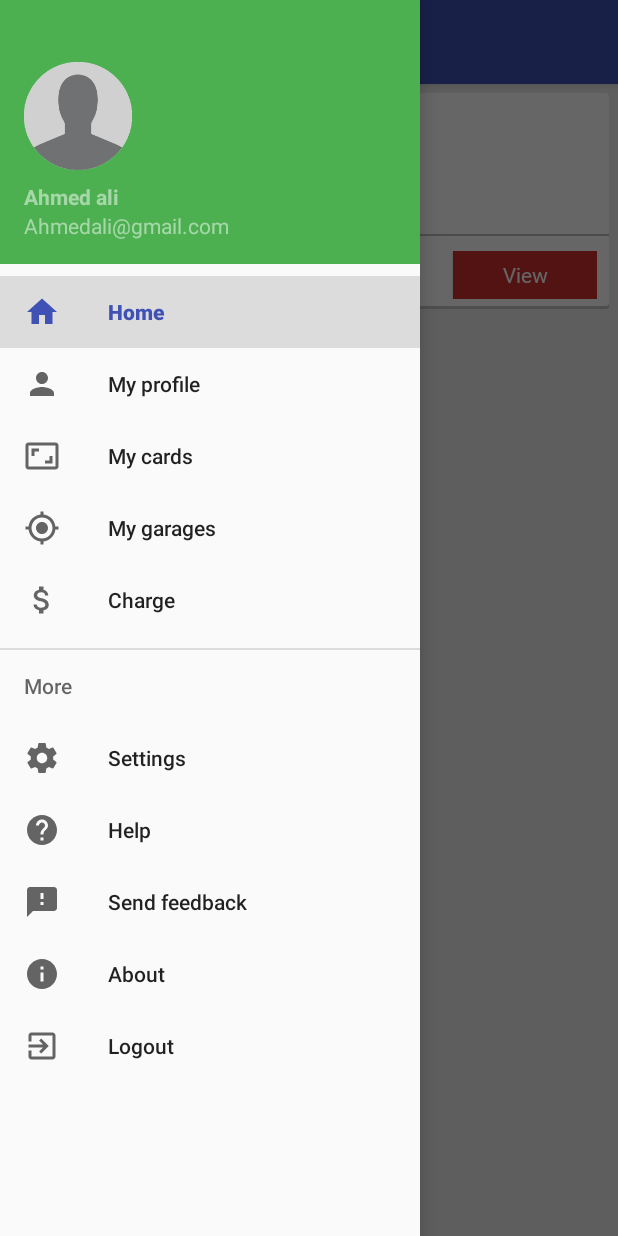
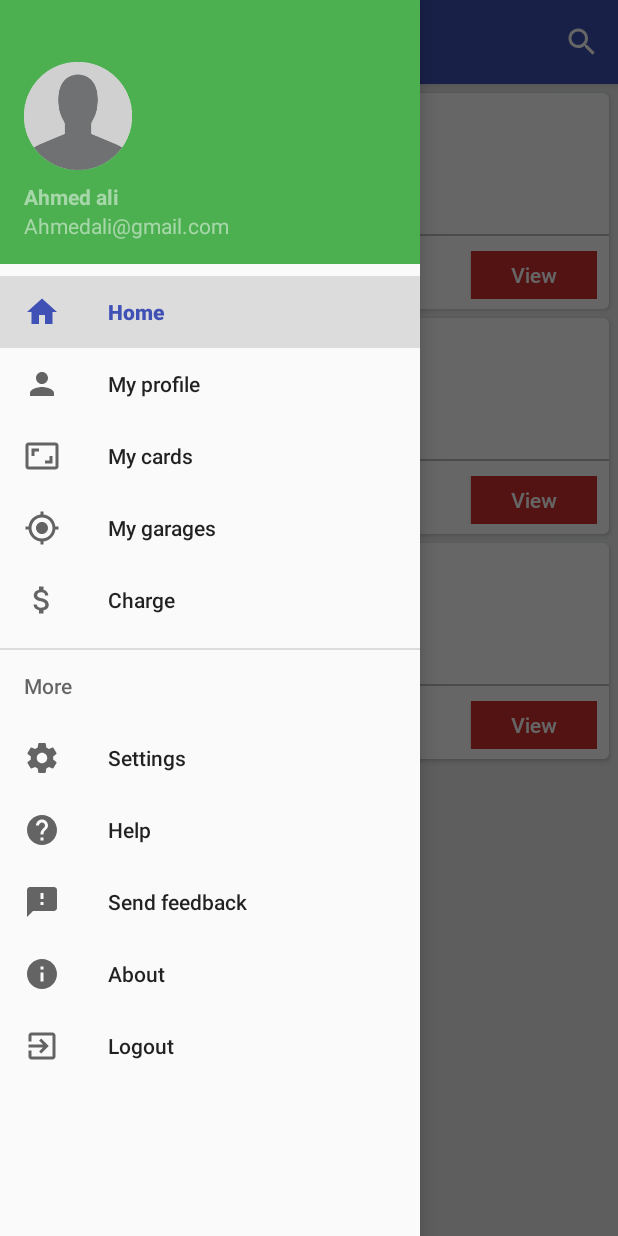
Before and after one commit to ElsayedMostafa/Parkino, an Android app: the GaragesFragment screen opened directly, with no data from a screen before it, with the side drawer open, on a phone screen of 412 x 824 dp. Run offline under Robolectric (Android 15) with nearby library versions, the phone set to English and light mode, and no system bars; our stand-ins replace Picasso; libraries missing offline, so code that uses them is left out: io.realm; pictures from the network do not load; Roboto replaces fonts that are not available here; 7 statements that could not run were skipped.

Commit message:
use CardView and implement search

```diff
--- a/app/src/main/java/com/example/madara/parkino/GaragesFragment.java
+++ b/app/src/main/java/com/example/madara/parkino/GaragesFragment.java
@@ -5,8 +5,10 @@ import android.os.Bundle;
 import android.support.annotation.NonNull;
 import android.support.annotation.Nullable;
 import android.support.v4.app.Fragment;
+import android.support.v4.widget.SwipeRefreshLayout;
 import android.support.v7.widget.LinearLayoutManager;
 import android.support.v7.widget.RecyclerView;
+import android.support.v7.widget.SearchView;
 import android.util.Log;
 import android.view.LayoutInflater;
 import android.view.Menu;
@@ -15,7 +17,6 @@ import android.view.MenuItem;
 import android.view.View;
 import android.view.ViewGroup;
 import android.widget.ProgressBar;
-import android.widget.SearchView;
 import android.widget.Toast;
 
 import com.example.madara.parkino.adapters.GarageAdapter;
@@ -40,8 +41,11 @@ public class GaragesFragment extends Fragment {
     private RecyclerView recyclerView ;
     private ProgressBar progressBar;
     private Call<List<Garage>> getGaragesCall;
-    private List<Garage> garages;
+    private List<Garage> garages = new ArrayList<Garage>();
     private GarageAdapter garageAdapter;
+    private SwipeRefreshLayout swipeRefreshLayout;
+    String url = "https://images.pexels.com/photos/807598/pexels-photo-807598.jpeg?cs=srgb&dl=mobilechallenge-close-up-dew-807598.jpg&fm=jpg";
+
 
 
 
@@ -60,18 +64,30 @@ public class GaragesFragment extends Fragment {
     @Override
     public void onViewCreated(@NonNull View view, @Nullable Bundle savedInstanceState) {
         super.onViewCreated(view, savedInstanceState);
+        setHasOptionsMenu(true);
         recyclerView = view.findViewById(R.id.garages_recyclerview);
         progressBar = view.findViewById(R.id.garages_progressbar);
-        garages = new ArrayList<>();
-        String url = "https://images.pexels.com/photos/807598/pexels-photo-807598.jpeg?cs=srgb&dl=mobilechallenge-close-up-dew-807598.jpg&fm=jpg";
-        garages.add(new Garage("123","Anwar Al Madinah","30.36","30.31",url,"0.6 km from centre", "40 Slots","3P", 4f,9));
+        swipeRefreshLayout = view.findViewById(R.id.garages_refresh);
         recyclerView.setLayoutManager(new LinearLayoutManager(getActivity()));
-        garageAdapter = new GarageAdapter(garages,getActivity());
-        recyclerView.setAdapter(garageAdapter);
+        swipeRefreshLayout.setOnRefreshListener(new SwipeRefreshLayout.OnRefreshListener() {
+            @Override
+            public void onRefresh() {
+                swipeRefreshLayout.setRefreshing(true);
+
+                if(getGaragesCall==null){
+                    getGarages("123","123");
+                }
+                swipeRefreshLayout.setRefreshing(false);
+            }
+        });
+        if(getGaragesCall==null){
+            getGarages("123","123");
+             }
 
 
     }
     private void getGarages(String lng, String lat){
+        progressBar.setVisibility(View.VISIBLE);
         GarageRequest garagerequest = new GarageRequest();
         garagerequest.user_id =  Session.getInstance().getUser().id;
         garagerequest.latitude = lat;
@@ -84,23 +100,55 @@ public class GaragesFragment extends Fragment {
                 if(!getGaragesCall.isCanceled()){
                 try {
                     garages = response.body();
-                    garageAdapter = new GarageAdapter(garages, getActivity());
+                    garageAdapter = new GarageAdapter(garages,getActivity());
                     recyclerView.setAdapter(garageAdapter);
+                    progressBar.setVisibility(View.GONE);
+                    getGaragesCall = null;
                 }catch (Exception e){
                     Log.e(TAG,"failed to get garages");
+                    progressBar.setVisibility(View.GONE);
+                    getGaragesCall = null;
+
                 }}
             }
             @Override
             public void onFailure(Call<List<Garage>> call, Throwable t) {
                 if(!getGaragesCall.isCanceled()) {
+                    progressBar.setVisibility(View.GONE);
                     Toast.makeText(getActivity(), "Check Network Connection", Toast.LENGTH_LONG).show();
+                    garages.add(new Garage("123","Anwar Al Madinah","30.36","30.31",url,"0.6 km from centre", "40 Slots","3P", 4f,9));
+                    garages.add(new Garage("123","TownTeam","30.36","30.31",url,"0.6 km from centre", "40 Slots","3P", 4f,9));
+                    garages.add(new Garage("123","Mahalla","30.36","30.31",url,"0.6 km from centre", "40 Slots","3P", 4f,9));
+                    garageAdapter = new GarageAdapter(garages,getActivity());
+                    recyclerView.setAdapter(garageAdapter);
+                    getGaragesCall = null;
                 }
             }
         });
     }
 
 
+    @Override
+    public void onCreateOptionsMenu(Menu menu, MenuInflater inflater) {
+        inflater.inflate(R.menu.menu_search,menu);
+        MenuItem searchItem = menu.findItem(R.id.action_search);
+        SearchView searchView = (SearchView) searchItem.getActionView();
+        searchView.setOnQueryTextListener(new SearchView.OnQueryTextListener() {
+            @Override
+            public boolean onQueryTextSubmit(String query) {
 
+                return false;
+            }
+
+            @Override
+            public boolean onQueryTextChange(String newText) {
+                garageAdapter.getFilter().filter(newText);
+                return false;
+            }
+        });
+
+        super.onCreateOptionsMenu(menu, inflater);
+    }
 
     @Override
     public void onResume() {
--- a/app/src/main/java/com/example/madara/parkino/UserCardsFragment.java
+++ b/app/src/main/java/com/example/madara/parkino/UserCardsFragment.java
@@ -205,6 +205,11 @@ public class UserCardsFragment extends Fragment implements GetPassword.PasswordL
                     progressBar.setVisibility(View.GONE);
                     Toast.makeText(getActivity(), "Check Network Connection", Toast.LENGTH_LONG).show();
                     getCardsCall=null;
+//                    cards.add(new CardResponse("123456789123"));
+//                    cards.add(new CardResponse("123456789123"));
+//                    cards.add(new CardResponse("123456789123"));
+//                    cards.add(new CardResponse("123456789123"));
+//                    recyclerView.setAdapter(cardAdapter);
                 }
             }
         });
--- a/app/src/main/res/drawable/ic_search_black_24dp.xml
+++ b/app/src/main/res/drawable/ic_search_black_24dp.xml
@@ -4,6 +4,6 @@
         android:viewportWidth="24.0"
         android:viewportHeight="24.0">
     <path
-        android:fillColor="#FF000000"
+        android:fillColor="#ffff"
         android:pathData="M15.5,14h-0.79l-0.28,-0.27C15.41,12.59 16,11.11 16,9.5 16,5.91 13.09,3 9.5,3S3,5.91 3,9.5 5.91,16 9.5,16c1.61,0 3.09,-0.59 4.23,-1.57l0.27,0.28v0.79l5,4.99L20.49,19l-4.99,-5zM9.5,14C7.01,14 5,11.99 5,9.5S7.01,5 9.5,5 14,7.01 14,9.5 11.99,14 9.5,14z"/>
 </vector>
--- a/app/src/main/res/layout/fragment_garages.xml
+++ b/app/src/main/res/layout/fragment_garages.xml
@@ -1,5 +1,6 @@
 <android.support.v4.widget.SwipeRefreshLayout xmlns:android="http://schemas.android.com/apk/res/android"
     xmlns:tools="http://schemas.android.com/tools"
+    android:id="@+id/garages_refresh"
     android:layout_width="match_parent"
     android:layout_height="match_parent"
     tools:context="com.example.madara.parkino.GaragesFragment">
@@ -14,7 +15,7 @@
             android:layout_height="60dp"
             android:layout_centerInParent="true"
             android:elevation="4dp"
-            android:visibility="gone" />
+            android:visibility="invisible" />
 
         <android.support.v7.widget.RecyclerView
             android:id="@+id/garages_recyclerview"
--- a/app/src/main/res/layout/garage_row.xml
+++ b/app/src/main/res/layout/garage_row.xml
@@ -1,35 +1,46 @@
 <?xml version="1.0" encoding="utf-8"?>
-<RelativeLayout xmlns:android="http://schemas.android.com/apk/res/android"
+<android.support.v7.widget.CardView xmlns:android="http://schemas.android.com/apk/res/android"
+    xmlns:app="http://schemas.android.com/apk/res-auto"
     xmlns:tools="http://schemas.android.com/tools"
     android:layout_width="match_parent"
     android:layout_height="144dp"
     android:layout_marginLeft="6dp"
     android:layout_marginRight="6dp"
     android:layout_marginTop="6dp"
-    android:background="@drawable/rectangle_background">
+    app:cardCornerRadius="4dp">
+
+    <RelativeLayout
+        android:layout_width="match_parent"
+        android:layout_height="144dp"
+        android:background="@color/whiteColor"
+        >
 
         <LinearLayout
             android:layout_width="match_parent"
             android:layout_height="wrap_content"
             android:orientation="horizontal">
+
             <TextView
                 android:id="@+id/garage_id"
                 android:layout_width="wrap_content"
                 android:layout_height="wrap_content"
                 android:text="123456"
-            android:visibility="gone"/>
+                android:visibility="gone" />
+
             <TextView
                 android:id="@+id/garage_lng"
                 android:layout_width="wrap_content"
                 android:layout_height="wrap_content"
                 android:text="123456"
-            android:visibility="gone"/>
+                android:visibility="gone" />
+
             <TextView
                 android:id="@+id/garage_lat"
                 android:layout_width="wrap_content"
                 android:layout_height="wrap_content"
                 android:text="123456"
-            android:visibility="gone"/>
+                android:visibility="gone" />
+
             <ImageView
                 android:id="@+id/garage_image"
                 android:layout_width="108dp"
@@ -87,9 +98,10 @@
 
                 <LinearLayout
                     android:layout_width="wrap_content"
+                    android:layout_height="22dp"
                     android:layout_marginTop="5dp"
-                android:layout_height="22dp"
                     android:orientation="horizontal">
+
                     <TextView
                         android:id="@+id/empty_slots"
                         android:layout_width="22dp"
@@ -112,43 +124,46 @@
                         android:textSize="12sp"
                         tools:text="40 Slots" />
                 </LinearLayout>
+
                 <View
-                android:layout_marginTop="10dp"
                     android:layout_width="match_parent"
                     android:layout_height="1dp"
-                android:background="#BDBDBD"
-                />
+                    android:layout_marginTop="10dp"
+                    android:background="#BDBDBD" />
+
                 <RelativeLayout
-                android:layout_marginTop="10dp"
-                android:layout_marginRight="8dp"
                     android:layout_width="match_parent"
                     android:layout_height="wrap_content"
+                    android:layout_marginRight="8dp"
+                    android:layout_marginTop="10dp"
                     android:orientation="horizontal">
+
                     <TextView
                         android:id="@+id/points"
-                android:layout_gravity="left"
                         android:layout_width="wrap_content"
                         android:layout_height="wrap_content"
+                        android:layout_gravity="left"
                         android:fontFamily="@font/roboto"
-                android:textStyle="bold"
                         android:textColor="#689F38"
                         android:textSize="18sp"
-                tools:text="0 P"/>
+                        android:textStyle="bold"
+                        tools:text="0 P" />
+
                     <Button
                         android:id="@+id/btn_opengarage"
+                        android:layout_width="84dp"
+                        android:layout_height="32dp"
                         android:layout_alignParentRight="true"
+                        android:background="#D32F2F"
+                        android:fontFamily="@font/roboto_medium"
+                        android:text="View"
                         android:textAlignment="center"
-                    android:layout_width="96dp"
-                    android:layout_height="32dp"
-                    android:background="#D32F2F"
-                    android:fontFamily="@font/roboto"
-                    android:textColor="@color/whiteColor"
                         android:textAllCaps="false"
-                    android:text="View"
-                    />
+                        android:textColor="@color/whiteColor" />
                 </RelativeLayout>
             </LinearLayout>
 
         </LinearLayout>
 
     </RelativeLayout>
+</android.support.v7.widget.CardView>
--- a/app/src/main/res/menu/menu_search.xml
+++ b/app/src/main/res/menu/menu_search.xml
@@ -5,6 +5,6 @@
     <item android:id="@+id/action_search"
         android:title="Search"
         android:icon="@drawable/ic_search_black_24dp"
-        app:actionViewClass="android.widget.SearchView"
-        app:showAsAction="always" />
+        app:actionViewClass="android.support.v7.widget.SearchView"
+        app:showAsAction="ifRoom|collapseActionView" />
 </menu>
```
Also changed, not shown: app/src/main/java/com/example/madara/parkino/adapters/GarageAdapter.java (+44 -2 lines), app/src/main/res/layout/card_row.xml (+9 -1 lines). Lines whose indentation alone changed are shown as unchanged.
